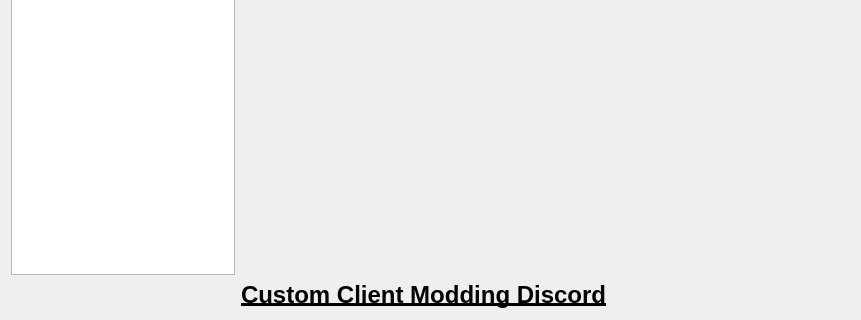
Above: Source/mainwindow.ui from OnexTale/OnexExplorer before the change; both pictures show x 0 to 861 and y 379 to 699 of the 1200 by 699 pixel window. Below: the same form after it.
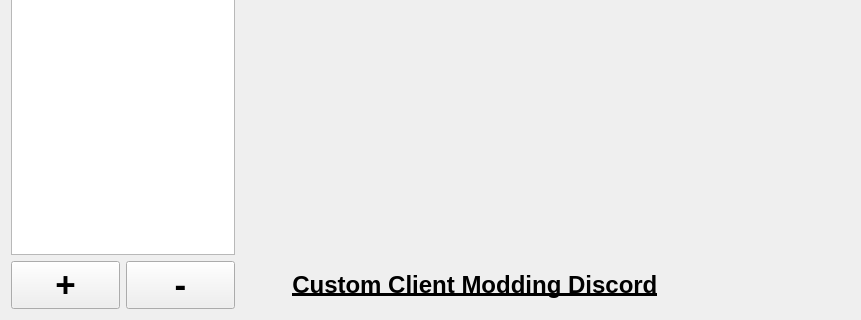
That is the form after the change. Icons and pictures are not drawn.

```diff
--- a/Source/mainwindow.ui
+++ b/Source/mainwindow.ui
@@ -42,6 +42,38 @@
                         </layout>
                     </widget>
                 </item>
+                <item row="2" column="0">
+                    <layout class="QHBoxLayout" name="horizontalLayout">
+                        <item>
+                            <widget class="QPushButton" name="addButton">
+                                <property name="font">
+                                    <font>
+                                        <pointsize>26</pointsize>
+                                        <weight>75</weight>
+                                        <bold>true</bold>
+                                    </font>
+                                </property>
+                                <property name="text">
+                                    <string>+</string>
+                                </property>
+                            </widget>
+                        </item>
+                        <item>
+                            <widget class="QPushButton" name="deleteButton">
+                                <property name="font">
+                                    <font>
+                                        <pointsize>26</pointsize>
+                                        <weight>75</weight>
+                                        <bold>true</bold>
+                                    </font>
+                                </property>
+                                <property name="text">
+                                    <string>-</string>
+                                </property>
+                            </widget>
+                        </item>
+                    </layout>
+                </item>
                 <item row="2" column="1">
                     <layout class="QHBoxLayout" name="horizontalLayout_2">
                         <item>
@@ -52,6 +84,9 @@
                                         color:#000000;&quot;&gt;Custom Client Modding Discord&lt;/span&gt;&lt;/a&gt;&lt;/p&gt;&lt;/body&gt;&lt;/html&gt;
                                     </string>
                                 </property>
+                                <property name="alignment">
+                                    <set>Qt::AlignCenter</set>
+                                </property>
                                 <property name="openExternalLinks">
                                     <bool>true</bool>
                                 </property>
@@ -101,6 +136,9 @@
                         <property name="selectionMode">
                             <enum>QAbstractItemView::ExtendedSelection</enum>
                         </property>
+                        <property name="sortingEnabled">
+                            <bool>false</bool>
+                        </property>
                         <property name="expandsOnDoubleClick">
                             <bool>true</bool>
                         </property>
```
Left out of the diff: 60 changed lines with no effect on the pictures.
